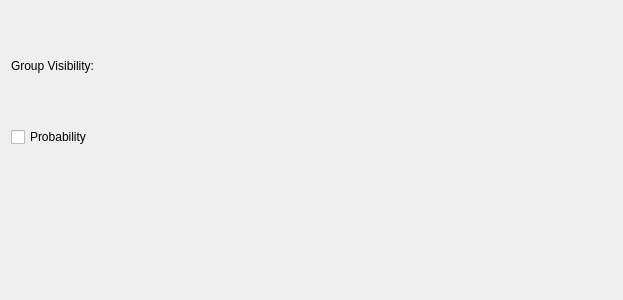
Before: the Qt Designer form ilastik/applets/neuralNetwork/viewerControls.ui in ilastik/ilastik, drawn with Qt 5.
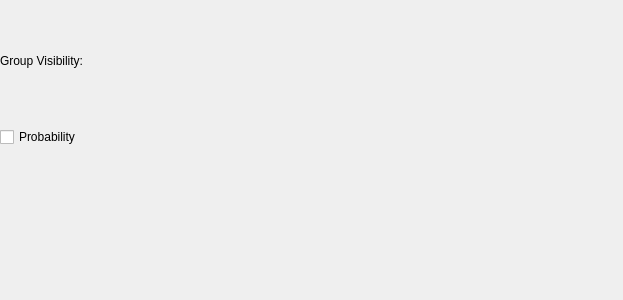
After: the same form once the commit is applied. Custom widgets are drawn as their Qt base class.

```diff
--- a/ilastik/applets/neuralNetwork/viewerControls.ui
+++ b/ilastik/applets/neuralNetwork/viewerControls.ui
@@ -14,6 +14,9 @@
    <string>Form</string>
   </property>
   <layout class="QGridLayout" name="gridLayout_2">
+   <property name="margin">
+    <number>0</number>
+   </property>
    <item row="0" column="0">
     <layout class="QGridLayout" name="gridLayout">
      <item row="0" column="0">
```
